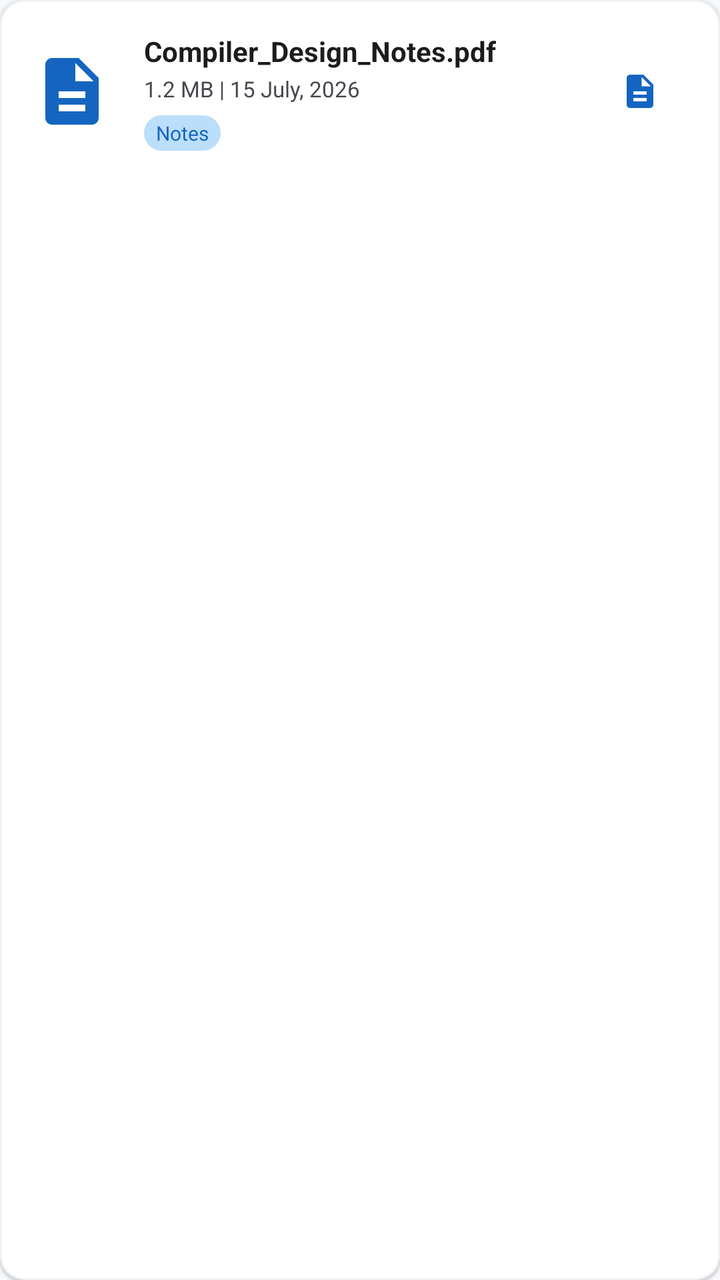
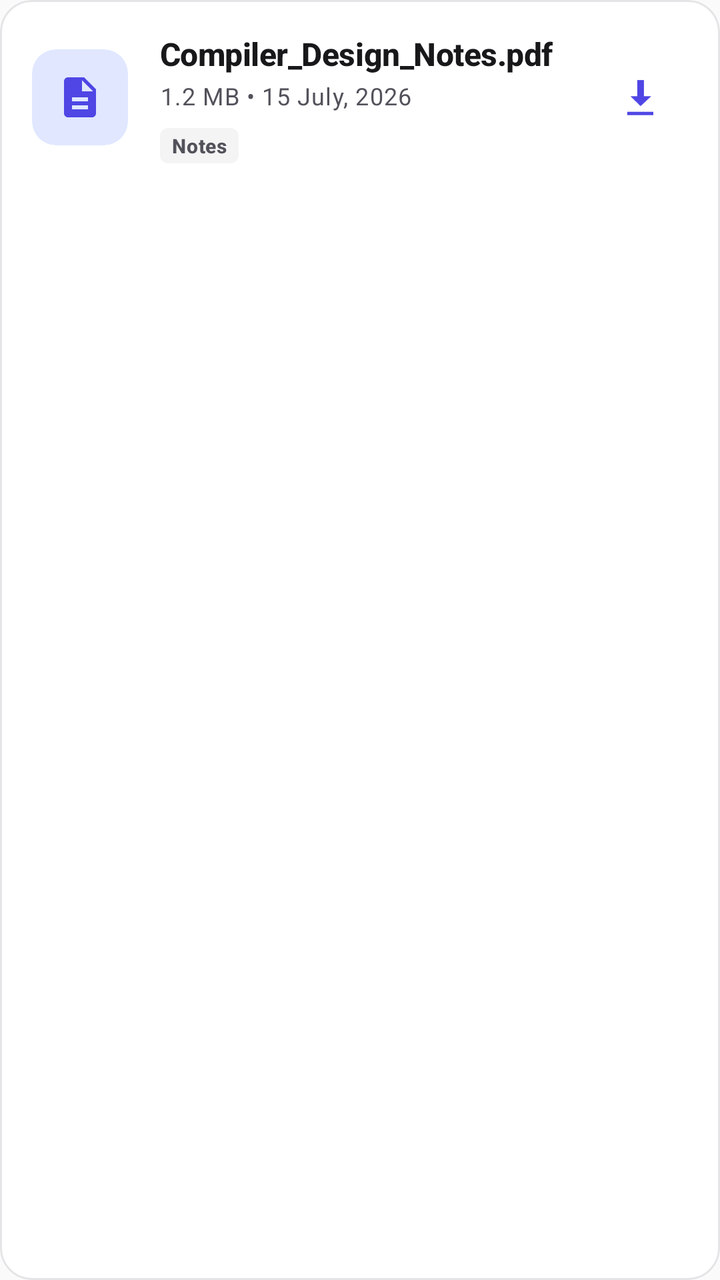

Compare the two renders of this Android layout. The source of the first and the diff that turns it into the second are given below.
<!-- AndroidManifest.xml: application theme Theme.CSEHub -->
<!-- res/layout/item_file.xml -->
<?xml version="1.0" encoding="utf-8"?>
<com.google.android.material.card.MaterialCardView xmlns:android="http://schemas.android.com/apk/res/android"
    xmlns:app="http://schemas.android.com/apk/res-auto"
    android:layout_width="match_parent"
    android:layout_height="wrap_content"
    android:layout_marginBottom="12dp"
    app:cardCornerRadius="12dp"
    app:cardElevation="1dp"
    app:strokeWidth="1dp"
    app:strokeColor="?attr/colorSurfaceVariant">

    <LinearLayout
        android:layout_width="match_parent"
        android:layout_height="wrap_content"
        android:orientation="horizontal"
        android:padding="16dp"
        android:gravity="center_vertical">

        
        <ImageView
            android:id="@+id/fileIcon"
            android:layout_width="40dp"
            android:layout_height="40dp"
            android:src="@drawable/ic_file"
            app:tint="?attr/colorPrimary"
            android:contentDescription="File Type" />

        <LinearLayout
            android:layout_width="0dp"
            android:layout_height="wrap_content"
            android:layout_weight="1"
            android:orientation="vertical"
            android:layout_marginStart="16dp">

            <TextView
                android:id="@+id/fileNameText"
                android:layout_width="wrap_content"
                android:layout_height="wrap_content"
                android:text="Compiler_Design_Notes.pdf"
                android:textSize="14sp"
                android:textStyle="bold"
                android:maxLines="1"
                android:ellipsize="middle"
                android:textColor="?attr/colorOnSurface"/>

            <TextView
                android:id="@+id/fileMetaText"
                android:layout_width="wrap_content"
                android:layout_height="wrap_content"
                android:text="1.2 MB | 15 July, 2026"
                android:textSize="11sp"
                android:textColor="?attr/colorOnSurfaceVariant"
                android:layout_marginTop="2dp"/>

            <TextView
                android:id="@+id/fileCategoryBadge"
                android:layout_width="wrap_content"
                android:layout_height="wrap_content"
                android:text="Notes"
                android:textSize="10sp"
                android:textColor="?attr/colorPrimary"
                android:background="@drawable/bg_badge_primary"
                android:paddingHorizontal="6dp"
                android:paddingVertical="2dp"
                android:layout_marginTop="6dp"/>
        </LinearLayout>

        
        <LinearLayout
            android:layout_width="wrap_content"
            android:layout_height="wrap_content"
            android:orientation="horizontal"
            android:gravity="center_vertical">

            <ImageButton
                android:id="@+id/deleteButton"
                android:layout_width="36dp"
                android:layout_height="36dp"
                android:src="@android:drawable/ic_menu_delete"
                android:background="?attr/selectableItemBackgroundBorderless"
                app:tint="?attr/colorError"
                android:layout_marginEnd="4dp"
                android:visibility="gone"/>

            <com.google.android.material.button.MaterialButton
                android:id="@+id/downloadButton"
                style="@style/Widget.Material3.Button.IconButton"
                android:layout_width="wrap_content"
                android:layout_height="wrap_content"
                app:icon="@drawable/ic_file"/>
        </LinearLayout>

    </LinearLayout>
</com.google.android.material.card.MaterialCardView>
<!-- resources referenced by this layout -->
<resources>
  <!-- drawable bg_badge_primary (drawable) -->
  <?xml version="1.0" encoding="utf-8"?>
  <shape xmlns:android="http://schemas.android.com/apk/res/android"
      android:shape="rectangle">
      <solid android:color="@color/primary_container" />
      <corners android:radius="16dp" />
  </shape>
  <style name="Theme.CSEHub" parent="Theme.Material3.DayNight.NoActionBar">
  
          
          <item name="colorPrimary">@color/primary</item>
          <item name="colorOnPrimary">@color/on_primary</item>
          <item name="colorPrimaryContainer">@color/primary_container</item>
          <item name="colorOnPrimaryContainer">@color/on_primary_container</item>
  
          
          <item name="colorSecondary">@color/secondary</item>
          <item name="colorOnSecondary">@color/on_secondary</item>
          <item name="colorSecondaryContainer">@color/secondary_container</item>
          <item name="colorOnSecondaryContainer">@color/on_secondary_container</item>
  
          
          <item name="colorTertiary">@color/tertiary</item>
          <item name="colorTertiaryContainer">@color/tertiary_container</item>
          <item name="colorOnTertiary">@color/on_tertiary</item>
          <item name="colorOnTertiaryContainer">@color/on_tertiary_container</item>
  
          
          <item name="colorError">@color/error</item>
          <item name="colorErrorContainer">@color/error_container</item>
          <item name="colorOnError">@color/on_error</item>
  
          
          <item name="android:windowBackground">@color/background</item>
          <item name="android:colorBackground">@color/background</item>
          <item name="colorOnBackground">@color/on_background</item>
          <item name="colorSurface">@color/surface</item>
          <item name="colorSurfaceVariant">@color/surface_variant</item>
          <item name="colorOnSurface">@color/on_surface</item>
          <item name="colorOnSurfaceVariant">@color/on_surface_variant</item>
          <item name="colorOutline">@color/outline</item>
          <item name="colorOutlineVariant">@color/outline_variant</item>
  
          
          <item name="android:statusBarColor" tools:targetApi="21">?attr/colorPrimary</item>
          <item name="android:windowLightStatusBar" tools:targetApi="23">false</item>
  
          
          <item name="elevationOverlayEnabled">false</item>
  
          
          <item name="shapeAppearanceSmallComponent">@style/ShapeAppearance.CSEHub.Small</item>
          <item name="shapeAppearanceMediumComponent">@style/ShapeAppearance.CSEHub.Medium</item>
          <item name="shapeAppearanceLargeComponent">@style/ShapeAppearance.CSEHub.Large</item>
      </style>
  <color name="primary_container">#BBDEFB</color>
  <color name="primary">#1565C0</color>
  <color name="on_primary_container">#0A1929</color>
  <color name="secondary">#00796B</color>
  <color name="secondary_container">#B2DFDB</color>
  <color name="on_secondary_container">#002319</color>
  <color name="tertiary">#E65100</color>
  <color name="tertiary_container">#FFE0B2</color>
  <color name="on_tertiary">#FFFFFF</color>
  <color name="on_tertiary_container">#3E1300</color>
  <color name="error">#B00020</color>
  <color name="error_container">#FDECEA</color>
  <color name="background">#F8F9FA</color>
  <color name="on_background">#1A1C1E</color>
  <color name="surface_variant">#EEF2F6</color>
  <color name="on_surface">#1A1C1E</color>
  <color name="on_surface_variant">#44474F</color>
  <color name="outline">#74777F</color>
  <color name="outline_variant">#C4C6D0</color>
  <!-- unchanged entries left out for length: 8 -->
</resources>

<!-- the commit's change to res/layout/item_file.xml (unified diff, before → after) -->
@@ -1,13 +1,11 @@
 <?xml version="1.0" encoding="utf-8"?>
-<com.google.android.material.card.MaterialCardView xmlns:android="http://schemas.android.com/apk/res/android"
+<com.google.android.material.card.MaterialCardView
+    xmlns:android="http://schemas.android.com/apk/res/android"
     xmlns:app="http://schemas.android.com/apk/res-auto"
     android:layout_width="match_parent"
     android:layout_height="wrap_content"
     android:layout_marginBottom="12dp"
-    app:cardCornerRadius="12dp"
-    app:cardElevation="1dp"
-    app:strokeWidth="1dp"
-    app:strokeColor="?attr/colorSurfaceVariant">
+    style="@style/Widget.CSEHub.CardView">
 
     <LinearLayout
         android:layout_width="match_parent"
@@ -17,13 +15,23 @@
         android:gravity="center_vertical">
 
         
-        <ImageView
-            android:id="@+id/fileIcon"
-            android:layout_width="40dp"
-            android:layout_height="40dp"
-            android:src="@drawable/ic_file"
-            app:tint="?attr/colorPrimary"
-            android:contentDescription="File Type" />
+        <com.google.android.material.card.MaterialCardView
+            android:layout_width="48dp"
+            android:layout_height="48dp"
+            app:cardBackgroundColor="?attr/colorPrimaryContainer"
+            app:cardCornerRadius="12dp"
+            app:cardElevation="0dp"
+            app:strokeWidth="0dp">
+            
+            <ImageView
+                android:id="@+id/fileIcon"
+                android:layout_width="24dp"
+                android:layout_height="24dp"
+                android:layout_gravity="center"
+                android:src="@drawable/ic_file"
+                app:tint="?attr/colorPrimary"
+                android:contentDescription="File Type" />
+        </com.google.android.material.card.MaterialCardView>
 
         <LinearLayout
             android:layout_width="0dp"
@@ -37,32 +45,38 @@
                 android:layout_width="wrap_content"
                 android:layout_height="wrap_content"
                 android:text="Compiler_Design_Notes.pdf"
-                android:textSize="14sp"
-                android:textStyle="bold"
+                android:textAppearance="@style/TextAppearance.CSEHub.TitleMedium"
                 android:maxLines="1"
-                android:ellipsize="middle"
-                android:textColor="?attr/colorOnSurface"/>
+                android:ellipsize="middle" />
 
             <TextView
                 android:id="@+id/fileMetaText"
                 android:layout_width="wrap_content"
                 android:layout_height="wrap_content"
-                android:text="1.2 MB | 15 July, 2026"
-                android:textSize="11sp"
-                android:textColor="?attr/colorOnSurfaceVariant"
+                android:text="1.2 MB • 15 July, 2026"
+                android:textAppearance="@style/TextAppearance.CSEHub.BodySmall"
                 android:layout_marginTop="2dp"/>
 
-            <TextView
-                android:id="@+id/fileCategoryBadge"
+            <com.google.android.material.card.MaterialCardView
                 android:layout_width="wrap_content"
                 android:layout_height="wrap_content"
-                android:text="Notes"
-                android:textSize="10sp"
-                android:textColor="?attr/colorPrimary"
-                android:background="@drawable/bg_badge_primary"
-                android:paddingHorizontal="6dp"
-                android:paddingVertical="2dp"
-                android:layout_marginTop="6dp"/>
+                android:layout_marginTop="8dp"
+                app:cardBackgroundColor="?attr/colorSurfaceVariant"
+                app:cardCornerRadius="4dp"
+                app:cardElevation="0dp"
+                app:strokeWidth="0dp">
+                
+                <TextView
+                    android:id="@+id/fileCategoryBadge"
+                    android:layout_width="wrap_content"
+                    android:layout_height="wrap_content"
+                    android:text="Notes"
+                    android:textAppearance="@style/TextAppearance.CSEHub.LabelLarge"
+                    android:textSize="10sp"
+                    android:textColor="?attr/colorOnSurfaceVariant"
+                    android:paddingHorizontal="6dp"
+                    android:paddingVertical="2dp" />
+            </com.google.android.material.card.MaterialCardView>
         </LinearLayout>
 
         
@@ -70,16 +84,17 @@
             android:layout_width="wrap_content"
             android:layout_height="wrap_content"
             android:orientation="horizontal"
-            android:gravity="center_vertical">
+            android:gravity="center_vertical"
+            android:layout_marginStart="8dp">
 
             <ImageButton
                 android:id="@+id/deleteButton"
-                android:layout_width="36dp"
-                android:layout_height="36dp"
+                android:layout_width="40dp"
+                android:layout_height="40dp"
                 android:src="@android:drawable/ic_menu_delete"
                 android:background="?attr/selectableItemBackgroundBorderless"
                 app:tint="?attr/colorError"
-                android:layout_marginEnd="4dp"
+                android:layout_marginEnd="8dp"
                 android:visibility="gone"/>
 
             <com.google.android.material.button.MaterialButton
@@ -87,7 +102,8 @@
                 style="@style/Widget.Material3.Button.IconButton"
                 android:layout_width="wrap_content"
                 android:layout_height="wrap_content"
-                app:icon="@drawable/ic_file"/>
+                app:icon="@android:drawable/stat_sys_download"
+                app:iconTint="?attr/colorPrimary" />
         </LinearLayout>
 
     </LinearLayout>
<!-- resource entries referenced after the edit -->
@@ -1,12 +1,28 @@
 <!-- resources referenced by this layout -->
 <resources>
-  <!-- drawable bg_badge_primary (drawable) -->
-  <?xml version="1.0" encoding="utf-8"?>
-  <shape xmlns:android="http://schemas.android.com/apk/res/android"
-      android:shape="rectangle">
-      <solid android:color="@color/primary_container" />
-      <corners android:radius="16dp" />
-  </shape>
+  <style name="TextAppearance.CSEHub.BodySmall" parent="TextAppearance.Material3.BodySmall">
+          <item name="android:textColor">?attr/colorOnSurfaceVariant</item>
+          <item name="android:fontFamily">@font/inter</item>
+      </style>
+  <style name="TextAppearance.CSEHub.LabelLarge" parent="TextAppearance.Material3.LabelLarge">
+          <item name="android:textColor">?attr/colorOnSurfaceVariant</item>
+          <item name="android:textStyle">bold</item>
+          <item name="android:fontFamily">@font/inter</item>
+          <item name="android:letterSpacing">0.02</item>
+      </style>
+  <style name="TextAppearance.CSEHub.TitleMedium" parent="TextAppearance.Material3.TitleMedium">
+          <item name="android:textColor">?attr/colorOnSurface</item>
+          <item name="android:textStyle">bold</item>
+          <item name="android:fontFamily">@font/inter</item>
+          <item name="android:letterSpacing">-0.01</item>
+      </style>
+  <style name="Widget.CSEHub.CardView" parent="Widget.Material3.CardView.Elevated">
+          <item name="cardElevation">0dp</item>
+          <item name="strokeWidth">1dp</item>
+          <item name="strokeColor">@color/outline_variant</item>
+          <item name="cardBackgroundColor">@color/surface</item>
+          <item name="shapeAppearance">@style/ShapeAppearance.CSEHub.Large</item>
+      </style>
   <style name="Theme.CSEHub" parent="Theme.Material3.DayNight.NoActionBar">
   
           
@@ -15,22 +31,21 @@
           <item name="colorPrimaryContainer">@color/primary_container</item>
           <item name="colorOnPrimaryContainer">@color/on_primary_container</item>
   
-          
           <item name="colorSecondary">@color/secondary</item>
           <item name="colorOnSecondary">@color/on_secondary</item>
           <item name="colorSecondaryContainer">@color/secondary_container</item>
           <item name="colorOnSecondaryContainer">@color/on_secondary_container</item>
   
-          
-          <item name="colorTertiary">@color/tertiary</item>
-          <item name="colorTertiaryContainer">@color/tertiary_container</item>
-          <item name="colorOnTertiary">@color/on_tertiary</item>
-          <item name="colorOnTertiaryContainer">@color/on_tertiary_container</item>
+          <item name="colorTertiary">@color/accent</item>
+          <item name="colorTertiaryContainer">@color/warning_container</item>
+          <item name="colorOnTertiary">@color/on_accent</item>
+          <item name="colorOnTertiaryContainer">@color/on_warning_container</item>
   
           
           <item name="colorError">@color/error</item>
           <item name="colorErrorContainer">@color/error_container</item>
           <item name="colorOnError">@color/on_error</item>
+          <item name="colorOnErrorContainer">@color/on_error_container</item>
   
           
           <item name="android:windowBackground">@color/background</item>
@@ -44,36 +59,70 @@
           <item name="colorOutlineVariant">@color/outline_variant</item>
   
           
-          <item name="android:statusBarColor" tools:targetApi="21">?attr/colorPrimary</item>
-          <item name="android:windowLightStatusBar" tools:targetApi="23">false</item>
+          <item name="android:statusBarColor" tools:targetApi="21">@color/background</item>
+          <item name="android:windowLightStatusBar" tools:targetApi="23">true</item>
+          
+          <item name="android:navigationBarColor" tools:targetApi="21">@color/background</item>
+          <item name="android:windowLightNavigationBar" tools:targetApi="27">true</item>
   
           
           <item name="elevationOverlayEnabled">false</item>
+          <item name="materialCardViewStyle">@style/Widget.CSEHub.CardView</item>
   
           
           <item name="shapeAppearanceSmallComponent">@style/ShapeAppearance.CSEHub.Small</item>
           <item name="shapeAppearanceMediumComponent">@style/ShapeAppearance.CSEHub.Medium</item>
           <item name="shapeAppearanceLargeComponent">@style/ShapeAppearance.CSEHub.Large</item>
+          
+          
+          <item name="textAppearanceTitleLarge">@style/TextAppearance.CSEHub.TitleLarge</item>
+          <item name="textAppearanceTitleMedium">@style/TextAppearance.CSEHub.TitleMedium</item>
+          <item name="textAppearanceTitleSmall">@style/TextAppearance.CSEHub.TitleSmall</item>
+          <item name="textAppearanceBodyLarge">@style/TextAppearance.CSEHub.BodyLarge</item>
+          <item name="textAppearanceBodyMedium">@style/TextAppearance.CSEHub.BodyMedium</item>
+          <item name="textAppearanceBodySmall">@style/TextAppearance.CSEHub.BodySmall</item>
+          <item name="textAppearanceLabelLarge">@style/TextAppearance.CSEHub.LabelLarge</item>
+  
       </style>
-  <color name="primary_container">#BBDEFB</color>
-  <color name="primary">#1565C0</color>
-  <color name="on_primary_container">#0A1929</color>
-  <color name="secondary">#00796B</color>
-  <color name="secondary_container">#B2DFDB</color>
-  <color name="on_secondary_container">#002319</color>
-  <color name="tertiary">#E65100</color>
-  <color name="tertiary_container">#FFE0B2</color>
-  <color name="on_tertiary">#FFFFFF</color>
-  <color name="on_tertiary_container">#3E1300</color>
-  <color name="error">#B00020</color>
-  <color name="error_container">#FDECEA</color>
-  <color name="background">#F8F9FA</color>
-  <color name="on_background">#1A1C1E</color>
-  <color name="surface_variant">#EEF2F6</color>
-  <color name="on_surface">#1A1C1E</color>
-  <color name="on_surface_variant">#44474F</color>
-  <color name="outline">#74777F</color>
-  <color name="outline_variant">#C4C6D0</color>
+  <color name="primary_container">#E0E7FF</color>
+  <color name="primary">#4F46E5</color>
+  <color name="on_primary_container">#312E81</color>
+  <color name="secondary">#0D9488</color>
+  <color name="secondary_container">#CCFBF1</color>
+  <color name="on_secondary_container">#115E59</color>
+  <color name="accent">#F59E0B</color>
+  <color name="warning_container">#FEF3C7</color>
+  <color name="on_accent">#FFFFFF</color>
+  <color name="on_warning_container">#78350F</color>
+  <color name="error">#DC2626</color>
+  <color name="error_container">#FEE2E2</color>
+  <color name="on_error_container">#7F1D1D</color>
+  <color name="background">#FAFAFA</color>
+  <color name="on_background">#09090B</color>
+  <color name="surface_variant">#F4F4F5</color>
+  <color name="on_surface">#18181B</color>
+  <color name="on_surface_variant">#52525B</color>
+  <color name="outline">#D4D4D8</color>
+  <style name="TextAppearance.CSEHub.TitleLarge" parent="TextAppearance.Material3.TitleLarge">
+          <item name="android:textColor">?attr/colorOnSurface</item>
+          <item name="android:textStyle">bold</item>
+          <item name="android:fontFamily">@font/inter</item>
+          <item name="android:letterSpacing">-0.02</item>
+      </style>
+  <style name="TextAppearance.CSEHub.TitleSmall" parent="TextAppearance.Material3.TitleSmall">
+          <item name="android:textColor">?attr/colorOnSurface</item>
+          <item name="android:textStyle">bold</item>
+          <item name="android:fontFamily">@font/inter</item>
+      </style>
+  <style name="TextAppearance.CSEHub.BodyLarge" parent="TextAppearance.Material3.BodyLarge">
+          <item name="android:textColor">?attr/colorOnSurfaceVariant</item>
+          <item name="android:fontFamily">@font/inter</item>
+      </style>
+  <style name="TextAppearance.CSEHub.BodyMedium" parent="TextAppearance.Material3.BodyMedium">
+          <item name="android:textColor">?attr/colorOnSurfaceVariant</item>
+          <item name="android:fontFamily">@font/inter</item>
+      </style>
+  <color name="outline_variant">#E4E4E7</color>
   <!-- unchanged entries left out for length: 8 -->
 </resources>
 
